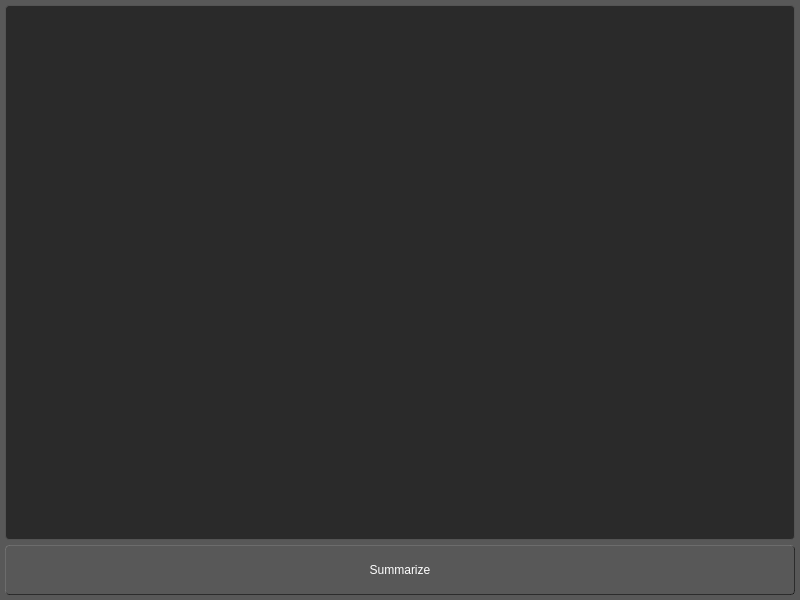
First picture: the form in ui/form.ui, repository rohan-singh1/Summarizer, before the edit.
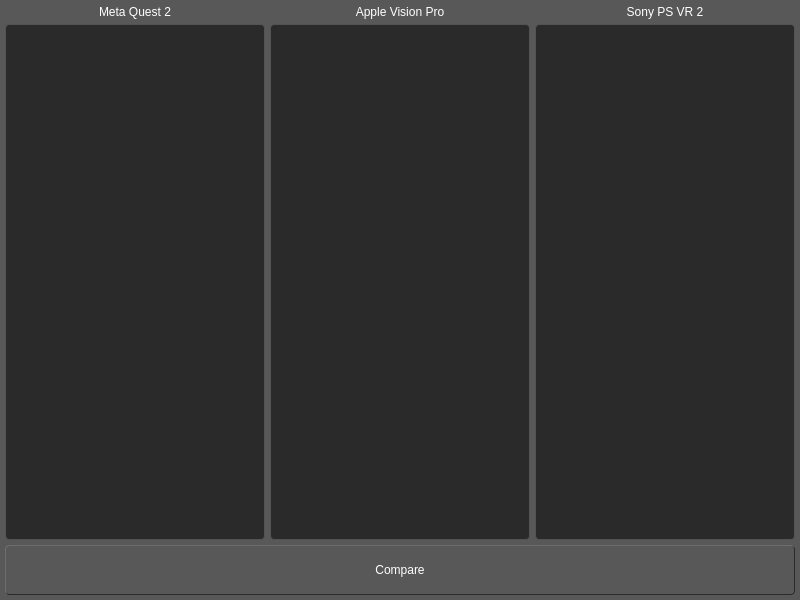
Second picture: the form after the edit.

Commit message: UI modified to accept text for all three devices separately

```diff
--- a/ui/form.ui
+++ b/ui/form.ui
@@ -47,24 +47,204 @@
       <item>
         <widget class="QStackedWidget" name="stacked_widget">
           <widget class="QWidget" name="page_input">
+      <layout class="QVBoxLayout" name="verticalLayout_8">
+       <property name="spacing">
+        <number>5</number>
+       </property>
+       <property name="leftMargin">
+        <number>5</number>
+       </property>
+       <property name="topMargin">
+        <number>5</number>
+       </property>
+       <property name="rightMargin">
+        <number>5</number>
+       </property>
+       <property name="bottomMargin">
+        <number>5</number>
+       </property>
+       <item>
+        <widget class="QWidget" name="text_entry_area" native="true">
+         <layout class="QHBoxLayout" name="horizontalLayout">
+          <property name="spacing">
+           <number>5</number>
+          </property>
+          <property name="leftMargin">
+           <number>0</number>
+          </property>
+          <property name="topMargin">
+           <number>0</number>
+          </property>
+          <property name="rightMargin">
+           <number>0</number>
+          </property>
+          <property name="bottomMargin">
+           <number>0</number>
+          </property>
+          <item>
+           <widget class="QWidget" name="meta_box" native="true">
+            <property name="styleSheet">
+             <string notr="true">/*QWidget{
+border: 1px solid black;
+border-color: rgb(77, 77, 77);
+}
+
+QLabel{
+border:none;
+}*/</string>
+            </property>
             <layout class="QVBoxLayout" name="verticalLayout">
               <property name="spacing">
                 <number>5</number>
               </property>
               <property name="leftMargin">
-                <number>5</number>
+              <number>0</number>
               </property>
               <property name="topMargin">
-                <number>5</number>
+              <number>0</number>
               </property>
               <property name="rightMargin">
+              <number>0</number>
+             </property>
+             <property name="bottomMargin">
+              <number>0</number>
+             </property>
+             <item>
+              <widget class="QLabel" name="quest_label">
+               <property name="text">
+                <string>Meta Quest 2</string>
+               </property>
+               <property name="alignment">
+                <set>Qt::AlignCenter</set>
+               </property>
+              </widget>
+             </item>
+             <item>
+              <widget class="QPlainTextEdit" name="meta_text_box">
+               <property name="styleSheet">
+                <string notr="true">QPlainTextEdit {
+                      background-color: rgb(42, 42, 42);
+                      padding: 5px;
+                      spacing: 10px;
+                      border: 1px solid;
+                      border-color: rgba(255, 255, 255, 30);
+                      border-right-color: rgba(0, 0, 0, 128);
+                      border-bottom-color: rgba(0, 0, 0, 128);
+                      color: rgb(255, 255, 255);
+                      border-radius: 4px;
+                      border: 1px solid;
+                      border-color: rgb(83, 83, 83);
+                      }</string>
+               </property>
+               <property name="plainText">
+                <string/>
+               </property>
+               <property name="backgroundVisible">
+                <bool>false</bool>
+               </property>
+               <property name="placeholderText">
+                <string>Enter the privacy policy text here</string>
+               </property>
+              </widget>
+             </item>
+            </layout>
+           </widget>
+          </item>
+          <item>
+           <widget class="QWidget" name="apple_box" native="true">
+            <property name="styleSheet">
+             <string notr="true"/>
+            </property>
+            <layout class="QVBoxLayout" name="verticalLayout_3">
+             <property name="spacing">
                 <number>5</number>
               </property>
+             <property name="leftMargin">
+              <number>0</number>
+             </property>
+             <property name="topMargin">
+              <number>0</number>
+             </property>
+             <property name="rightMargin">
+              <number>0</number>
+             </property>
               <property name="bottomMargin">
+              <number>0</number>
+             </property>
+             <item>
+              <widget class="QLabel" name="quest_label_2">
+               <property name="text">
+                <string>Apple Vision Pro</string>
+               </property>
+               <property name="alignment">
+                <set>Qt::AlignCenter</set>
+               </property>
+              </widget>
+             </item>
+             <item>
+              <widget class="QPlainTextEdit" name="apple_text_box">
+               <property name="styleSheet">
+                <string notr="true">QPlainTextEdit {
+                      background-color: rgb(42, 42, 42);
+                      padding: 5px;
+                      spacing: 10px;
+                      border: 1px solid;
+                      border-color: rgba(255, 255, 255, 30);
+                      border-right-color: rgba(0, 0, 0, 128);
+                      border-bottom-color: rgba(0, 0, 0, 128);
+                      color: rgb(255, 255, 255);
+                      border-radius: 4px;
+                      border: 1px solid;
+                      border-color: rgb(83, 83, 83);
+                      }</string>
+               </property>
+               <property name="plainText">
+                <string/>
+               </property>
+               <property name="backgroundVisible">
+                <bool>false</bool>
+               </property>
+               <property name="placeholderText">
+                <string>Enter the privacy policy text here</string>
+               </property>
+              </widget>
+             </item>
+            </layout>
+           </widget>
+          </item>
+          <item>
+           <widget class="QWidget" name="sony_box" native="true">
+            <property name="styleSheet">
+             <string notr="true"/>
+            </property>
+            <layout class="QVBoxLayout" name="verticalLayout_7">
+             <property name="spacing">
                 <number>5</number>
               </property>
+             <property name="leftMargin">
+              <number>0</number>
+             </property>
+             <property name="topMargin">
+              <number>0</number>
+             </property>
+             <property name="rightMargin">
+              <number>0</number>
+             </property>
+             <property name="bottomMargin">
+              <number>0</number>
+             </property>
               <item>
-                <widget class="QPlainTextEdit" name="text_box">
+              <widget class="QLabel" name="quest_label_5">
+               <property name="text">
+                <string>Sony PS VR 2</string>
+               </property>
+               <property name="alignment">
+                <set>Qt::AlignCenter</set>
+               </property>
+              </widget>
+             </item>
+             <item>
+              <widget class="QPlainTextEdit" name="sony_text_box">
                   <property name="styleSheet">
                     <string notr="true">QPlainTextEdit {
                       background-color: rgb(42, 42, 42);
@@ -81,7 +261,7 @@
                       }</string>
                   </property>
                   <property name="plainText">
-                    <string />
+                <string/>
                   </property>
                   <property name="backgroundVisible">
                     <bool>false</bool>
@@ -89,6 +269,12 @@
                   <property name="placeholderText">
                     <string>Enter the privacy policy text here</string>
                   </property>
+              </widget>
+             </item>
+            </layout>
+           </widget>
+          </item>
+         </layout>
                 </widget>
               </item>
               <item>
@@ -139,7 +325,7 @@
                       }</string>
                   </property>
                   <property name="text">
-                    <string>Summarize</string>
+          <string>Compare</string>
                   </property>
                 </widget>
               </item>
```
Left out of the diff: 11 changed lines with no effect on the pictures. Lines whose indentation alone changed are shown as unchanged.
